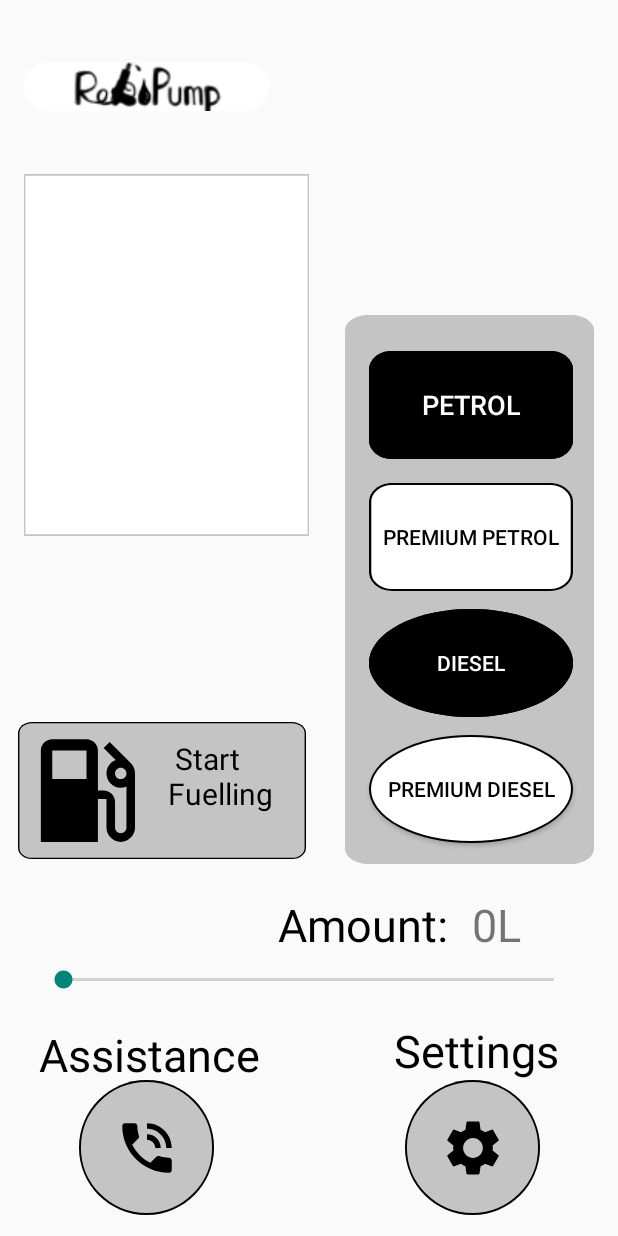
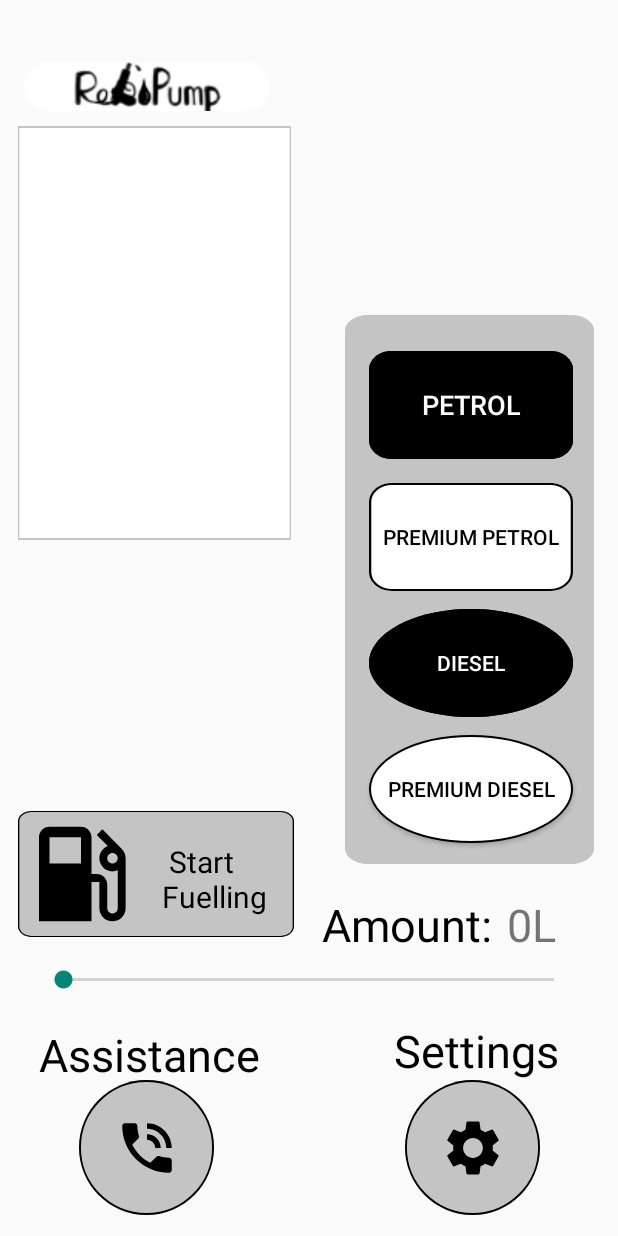
Before and after one commit to qumquat-eater/SDP2021Robopump, an Android app: the screen it shows after launch (MainActivity), on a phone screen of 412 x 824 dp. Run offline under Robolectric (Android 15) with nearby library versions, the phone set to English and light mode, and no system bars.

Commit message:
rearrange the layout of main page

```diff
--- a/Robopump2/app/src/main/res/layout/activity_main.xml
+++ b/Robopump2/app/src/main/res/layout/activity_main.xml
@@ -9,13 +9,13 @@
 
     <TextView
         android:id="@+id/order_summary"
-        android:layout_width="190dp"
-        android:layout_height="241dp"
+        android:layout_width="182dp"
+        android:layout_height="276dp"
         android:layout_alignParentLeft="true"
         android:layout_alignParentTop="true"
-        android:layout_marginStart="16dp"
-        android:layout_marginLeft="16dp"
-        android:layout_marginTop="116dp"
+        android:layout_marginStart="12dp"
+        android:layout_marginLeft="12dp"
+        android:layout_marginTop="84dp"
         android:background="@drawable/order_summary"
         android:text="     Order Summary:"
         android:textSize="20dp"
@@ -148,13 +148,13 @@
 
     <ImageButton
         android:id="@+id/start_fuelling"
-        android:layout_width="192dp"
-        android:layout_height="91dp"
+        android:layout_width="184dp"
+        android:layout_height="84dp"
         android:layout_alignParentLeft="true"
         android:layout_alignParentTop="true"
         android:layout_marginStart="12dp"
         android:layout_marginLeft="12dp"
-        android:layout_marginBottom="64dp"
+        android:layout_marginBottom="12dp"
         android:background="@drawable/start_fuelling"
         android:scaleType="fitStart"
         android:src="@drawable/ic_gas_station"
@@ -202,8 +202,8 @@
         android:id="@+id/text_fuel_amount"
         android:layout_width="wrap_content"
         android:layout_height="wrap_content"
-        android:layout_marginEnd="113dp"
-        android:layout_marginRight="113dp"
+        android:layout_marginEnd="84dp"
+        android:layout_marginRight="84dp"
         android:text="Amount:"
         android:textColor="#ff000000"
         android:textSize="30dp"
@@ -214,26 +214,28 @@
         android:id="@+id/text_start_fuel"
         android:layout_width="108dp"
         android:layout_height="96dp"
-        android:layout_marginEnd="192dp"
-        android:layout_marginRight="192dp"
-        android:layout_marginBottom="8dp"
+        android:layout_marginTop="20dp"
+        android:layout_marginEnd="196dp"
+        android:layout_marginRight="196dp"
         android:text=" Start Fuelling"
         android:textColor="#ff000000"
         android:textSize="20dp"
-        app:layout_constraintBottom_toTopOf="@+id/text_fuel_amount"
-        app:layout_constraintEnd_toEndOf="parent" />
+        app:layout_constraintEnd_toEndOf="parent"
+        app:layout_constraintTop_toTopOf="@+id/start_fuelling" />
 
     <TextView
         android:id="@+id/current_amount"
         android:layout_width="70dp"
         android:layout_height="40dp"
         android:layout_marginTop="20dp"
-        android:layout_marginEnd="27dp"
-        android:layout_marginRight="27dp"
+        android:layout_marginEnd="4dp"
+        android:layout_marginRight="4dp"
         android:text="0L"
         android:textSize="30dp"
+        app:layout_constraintBottom_toTopOf="@+id/fuel_amount_slider"
         app:layout_constraintEnd_toEndOf="parent"
-        app:layout_constraintTop_toBottomOf="@+id/name" />
+        app:layout_constraintTop_toBottomOf="@+id/name"
+        app:layout_constraintVertical_bias="0.0" />
 
     <ImageView
         android:id="@+id/image_logo"
```
